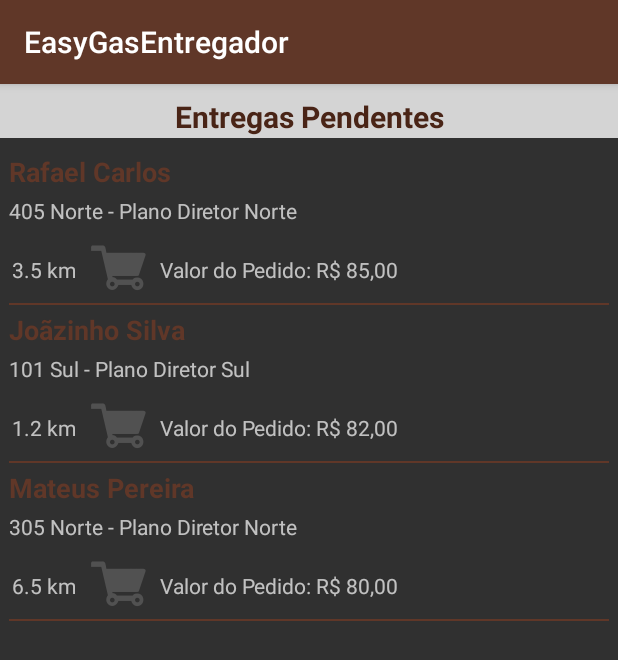
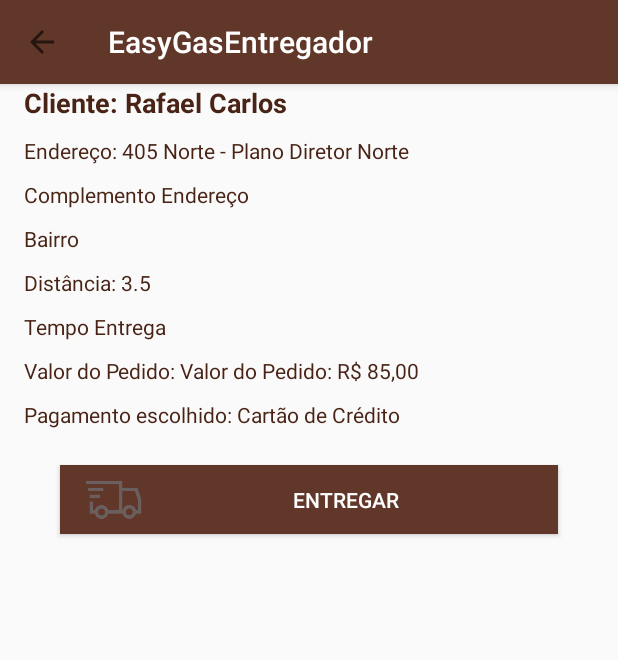
Before and after one commit to RafaelCarlos/EasyGasEntregador, an Android app: the MenuFragment screen opened directly, with no data from a screen before it, after a tap on "Rafael Carlos", on a phone screen of 412 x 824 dp. Shown: the top 660 px of the screen. Run offline under Robolectric (Android 15) with nearby library versions, the phone set to English and light mode, and no system bars; libraries missing offline, so code that uses them is left out: com.mikepenz.materialdrawer; 7 statements that could not run were skipped.

Commit message:
Editando tela EntregaActivity

```diff
--- a/app/src/main/AndroidManifest.xml
+++ b/app/src/main/AndroidManifest.xml
@@ -20,7 +20,9 @@
                 <category android:name="android.intent.category.LAUNCHER" />
             </intent-filter>
         </activity>
-        <activity android:name=".EntregaActivity"></activity>
+        <activity
+            android:name=".EntregaActivity"
+            android:theme="@style/AppTheme"></activity>
     </application>
 
 </manifest>
--- a/app/src/main/java/com/codigo/rafael/easygasentregador/EntregaActivity.java
+++ b/app/src/main/java/com/codigo/rafael/easygasentregador/EntregaActivity.java
@@ -1,13 +1,55 @@
 package com.codigo.rafael.easygasentregador;
 
+import android.graphics.Color;
 import android.support.v7.app.AppCompatActivity;
 import android.os.Bundle;
+import android.support.v7.widget.Toolbar;
+import android.widget.TextView;
+
+import com.codigo.rafael.easygasentregador.entities.Menu;
 
 public class EntregaActivity extends AppCompatActivity {
+
+    private Menu menu;
+    private TextView tvNomeCliente, tvEndereco, tvBairro, tvDistancia, tvTempo, tvValorPedido;
+    private Toolbar tbEntrega;
 
     @Override
     protected void onCreate(Bundle savedInstanceState) {
         super.onCreate(savedInstanceState);
         setContentView(R.layout.activity_entrega);
+
+        tvBairro = findViewById(R.id.tv_bairro_cliente_entrega_activity);
+        tvNomeCliente = findViewById(R.id.tv_nome_cliente_entrega_activity);
+        tvEndereco = findViewById(R.id.tv_endereco_cliente_entrega_activity);
+        tvDistancia = findViewById(R.id.tv_distancia_cliente_entrega_activity);
+        tvTempo = findViewById(R.id.tv_tempo_cliente_entrega_activity);
+        tvValorPedido = findViewById(R.id.tv_valor_pedido_cliente_entrega_activity);
+        tbEntrega = findViewById(R.id.tb_entrega_activity);
+        setSupportActionBar(tbEntrega);
+
+
+        tbEntrega.setTitle("Entrega");
+        tbEntrega.setTitleTextColor(Color.WHITE);
+
+
+        getSupportActionBar().setDisplayHomeAsUpEnabled(true);
+        getSupportActionBar().setDisplayShowHomeEnabled(true);
+
+
+        menu = (Menu) getIntent().getSerializableExtra("menu");
+
+
+        tvNomeCliente.setText("Cliente: " + menu.getTitulo());
+        tvEndereco.setText("Endereço: " + menu.getBairro());
+        tvValorPedido.setText("Valor do Pedido: " + menu.getValor());
+        tvDistancia.setText("Distância: " + menu.getDistancia());
+
+    }
+
+    @Override
+    public boolean onSupportNavigateUp() {
+        onBackPressed();
+        return true;
     }
 }
--- a/app/src/main/java/com/codigo/rafael/easygasentregador/adapters/MenuAdapter.java
+++ b/app/src/main/java/com/codigo/rafael/easygasentregador/adapters/MenuAdapter.java
@@ -7,7 +7,6 @@ import android.view.View;
 import android.view.ViewGroup;
 import android.widget.ArrayAdapter;
 import android.widget.ImageView;
-import android.widget.RatingBar;
 import android.widget.TextView;
 
 import com.codigo.rafael.easygasentregador.R;
@@ -48,20 +47,20 @@ public class MenuAdapter extends ArrayAdapter<Menu> {
         TextView tvTitulo = convertView.findViewById(R.id.tv_titulo_nome_cliente_activity);
         tvTitulo.setText(lista.get(position).getTitulo());
 
-        TextView tvBairro = convertView.findViewById(R.id.tv_bairro_cliente_activity);
+        TextView tvBairro = convertView.findViewById(R.id.tv_bairro_cliente_menu_fragment);
         tvBairro.setText(lista.get(position).getBairro());
 
-        TextView tvDistancia = convertView.findViewById(R.id.tv_distancia_cliente_activity);
+        TextView tvDistancia = convertView.findViewById(R.id.tv_distancia_cliente_menu_fragment);
         tvDistancia.setText(String.valueOf(lista.get(position).getDistancia()) + " km");
 
 
-        ImageView vrImageView = convertView.findViewById(R.id.iv_ic_car_cliente_activity);
+        ImageView vrImageView = convertView.findViewById(R.id.iv_ic_car_cliente_menu_fragment);
         vrImageView.setImageBitmap(BitmapFactory.decodeResource(context.getResources(), lista.get(position).getFoto()));
 
 
 //        btCar.setText(lista.get(position).getBtCar());
 
-        TextView tvValor = convertView.findViewById(R.id.tv_valor_cliente_activity);
+        TextView tvValor = convertView.findViewById(R.id.tv_valor_cliente_menu_fragment);
         tvValor.setText(lista.get(position).getValor());
 
 
--- a/app/src/main/java/com/codigo/rafael/easygasentregador/fragments/MenuFragment.java
+++ b/app/src/main/java/com/codigo/rafael/easygasentregador/fragments/MenuFragment.java
@@ -14,7 +14,7 @@ import android.widget.RatingBar;
 import android.widget.TextView;
 import android.widget.Toast;
 
-
+import com.codigo.rafael.easygasentregador.EntregaActivity;
 import com.codigo.rafael.easygasentregador.R;
 import com.codigo.rafael.easygasentregador.adapters.MenuAdapter;
 import com.codigo.rafael.easygasentregador.entities.Menu;
@@ -67,13 +67,13 @@ public class MenuFragment extends Fragment {
         mListView.setOnItemClickListener(new AdapterView.OnItemClickListener() {
             @Override
             public void onItemClick(AdapterView<?> adapterView, View view, int i, long l) {
-//                bundle = new Bundle();
-//                menu = (Menu) mListView.getItemAtPosition(i);
-//                intent = new Intent(getActivity(), DistribuidorActivity.class);
-//                bundle.putSerializable("menu", (Serializable) menu);
-//                intent.putExtras(bundle);
-//
-//                startActivity(intent);
+                bundle = new Bundle();
+                menu = (Menu) mListView.getItemAtPosition(i);
+                intent = new Intent(getActivity(), EntregaActivity.class);
+                bundle.putSerializable("menu", (Serializable) menu);
+                intent.putExtras(bundle);
+
+                startActivity(intent);
 
                 Toast.makeText(getActivity(), "Você escolheu a distribuidora: " + listaMenu.get(i).getTitulo(), Toast.LENGTH_LONG).show();
 //                if (i == 0) {
--- a/app/src/main/res/layout/activity_entrega.xml
+++ b/app/src/main/res/layout/activity_entrega.xml
@@ -67,6 +67,72 @@
                 android:layout_marginTop="10dp"
                 android:text="Bairro"
                 android:textColor="@color/colorAccent" />
+
+            <TextView
+                android:id="@+id/tv_distancia_cliente_entrega_activity"
+                android:layout_width="wrap_content"
+                android:layout_height="wrap_content"
+                android:layout_alignParentLeft="true"
+                android:layout_alignParentStart="true"
+                android:layout_below="@+id/tv_bairro_cliente_entrega_activity"
+                android:layout_marginTop="10dp"
+                android:text="Distância"
+                android:textColor="@color/colorAccent" />
+
+            <TextView
+                android:id="@+id/tv_tempo_cliente_entrega_activity"
+                android:layout_width="wrap_content"
+                android:layout_height="wrap_content"
+                android:layout_alignParentLeft="true"
+                android:layout_alignParentStart="true"
+                android:layout_below="@+id/tv_distancia_cliente_entrega_activity"
+                android:layout_marginTop="10dp"
+                android:text="Tempo Entrega"
+                android:textColor="@color/colorAccent" />
+
+
+            <TextView
+                android:id="@+id/tv_valor_pedido_cliente_entrega_activity"
+                android:layout_width="wrap_content"
+                android:layout_height="wrap_content"
+                android:layout_alignParentLeft="true"
+                android:layout_alignParentStart="true"
+                android:layout_below="@+id/tv_tempo_cliente_entrega_activity"
+                android:layout_marginTop="10dp"
+                android:text="Valor Pedido"
+                android:textColor="@color/colorAccent" />
+
+            <TextView
+                android:id="@+id/tv_tipo_pagamento_cliente_entrega_activity"
+                android:layout_width="wrap_content"
+                android:layout_height="wrap_content"
+                android:layout_alignParentLeft="true"
+                android:layout_alignParentStart="true"
+                android:layout_below="@+id/tv_valor_pedido_cliente_entrega_activity"
+                android:layout_marginTop="10dp"
+                android:text="Pagamento escolhido: Cartão de Crédito"
+                android:textColor="@color/colorAccent" />
+
+
+            <android.support.v7.widget.AppCompatButton
+                android:id="@+id/bt_entrega_activity"
+                android:layout_width="match_parent"
+                android:layout_height="46dp"
+                android:layout_below="@+id/tv_tipo_pagamento_cliente_entrega_activity"
+                android:layout_gravity="bottom"
+                android:layout_marginBottom="24dp"
+                android:layout_marginLeft="24dp"
+                android:layout_marginRight="24dp"
+                android:layout_marginTop="24dp"
+                android:background="?attr/colorPrimary"
+                android:drawableLeft="@mipmap/ic_truck"
+                android:padding="12dp"
+                android:paddingLeft="24dp"
+                android:paddingRight="24dp"
+                android:shadowColor="@color/colorAccent"
+                android:text="Entregar"
+                android:textColor="#ffffff" />
+
         </RelativeLayout>
 
 
--- a/app/src/main/res/layout/item_menu_fragment.xml
+++ b/app/src/main/res/layout/item_menu_fragment.xml
@@ -26,7 +26,7 @@
     </RelativeLayout>
 
     <TextView
-        android:id="@+id/tv_bairro_cliente_activity"
+        android:id="@+id/tv_bairro_cliente_menu_fragment"
         android:layout_width="match_parent"
         android:layout_height="wrap_content"
         android:layout_alignParentStart="true"
@@ -37,29 +37,29 @@
     <LinearLayout
         android:layout_width="match_parent"
         android:layout_height="wrap_content"
-        android:layout_below="@+id/tv_bairro_cliente_activity"
+        android:layout_below="@+id/tv_bairro_cliente_menu_fragment"
         android:layout_centerHorizontal="true"
         android:orientation="horizontal">
 
         <TextView
-            android:id="@+id/tv_distancia_cliente_activity"
+            android:id="@+id/tv_distancia_cliente_menu_fragment"
             android:layout_width="wrap_content"
             android:layout_height="wrap_content"
             android:layout_alignParentStart="true"
-            android:layout_below="@+id/tv_bairro_cliente_activity"
+            android:layout_below="@+id/tv_bairro_cliente_menu_fragment"
             android:layout_marginLeft="2dp"
             android:layout_marginTop="16dp"
             android:text="Distância" />
 
         <ImageView
-            android:id="@+id/iv_ic_car_cliente_activity"
+            android:id="@+id/iv_ic_car_cliente_menu_fragment"
             android:layout_width="wrap_content"
             android:layout_height="wrap_content"
             android:layout_marginLeft="4dp"
             android:src="@mipmap/ic_car" />
 
         <TextView
-            android:id="@+id/tv_valor_cliente_activity"
+            android:id="@+id/tv_valor_cliente_menu_fragment"
             android:layout_width="wrap_content"
             android:layout_height="wrap_content"
             android:layout_marginLeft="4dp"
```
